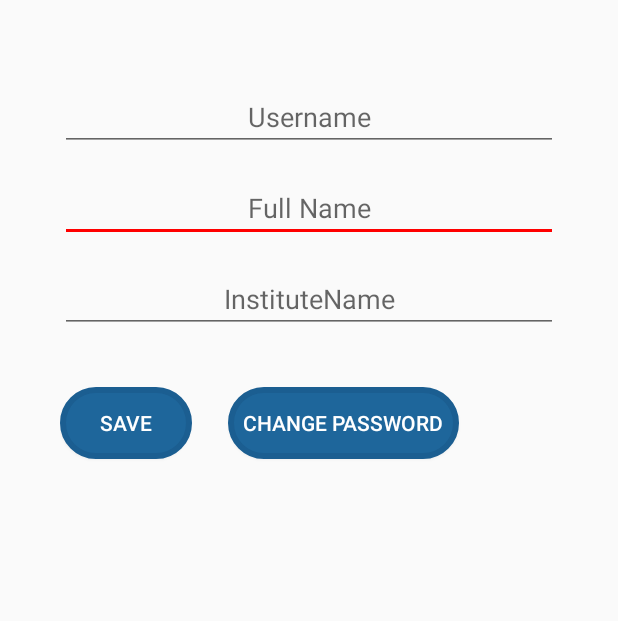
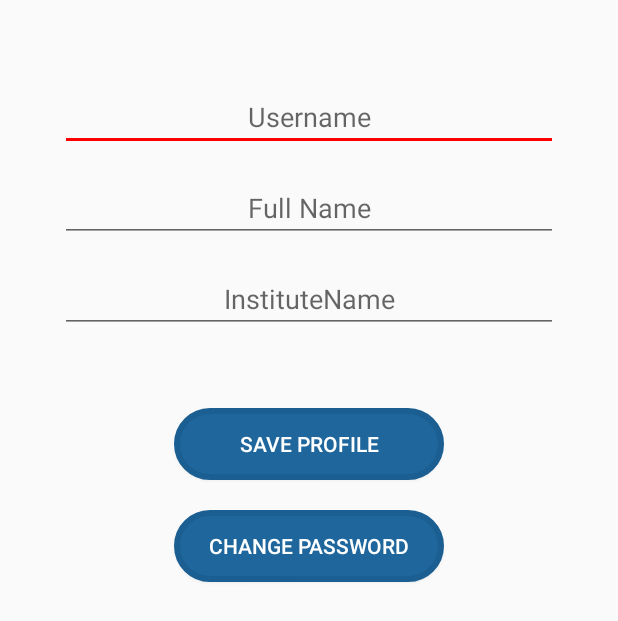
Before and after one commit to kunalkhedkar/Notifier, an Android app: the layout activity_head_profile.xml on its own in the app's theme, with its tools: preview values and no code run, on a phone screen of 412 x 824 dp. Shown: the top 621 px of the screen. Run offline under Robolectric (Android 15) with nearby library versions, the phone set to English and light mode, and no system bars.

```diff
--- a/app/src/main/java/com/example/kaushal/notifier/ViewTeacherActivity.java
+++ b/app/src/main/java/com/example/kaushal/notifier/ViewTeacherActivity.java
@@ -153,9 +153,5 @@ public class ViewTeacherActivity extends AppCompatActivity implements AdapterVie
             }
         });
 
-
-
-
-
     }
 }
--- a/app/src/main/res/layout/activity_change_password.xml
+++ b/app/src/main/res/layout/activity_change_password.xml
@@ -8,6 +8,7 @@
     tools:context="com.example.kaushal.notifier.ChangePassword">
 
     <EditText
+        android:inputType="textPassword"
         android:gravity="center"
         android:hint="Old Password"
         android:id="@+id/oldpassword"
@@ -15,7 +16,7 @@
         android:layout_height="wrap_content" />
 
     <EditText
-
+        android:inputType="textPassword"
         android:layout_marginTop="10dp"
         android:gravity="center"
         android:id="@+id/newpassword"
@@ -23,7 +24,9 @@
         android:layout_width="match_parent"
         android:layout_height="wrap_content"
         android:layout_below="@id/oldpassword"/>
+
     <EditText
+        android:inputType="textPassword"
         android:gravity="center"
         android:layout_marginTop="10dp"
         android:layout_below="@id/newpassword"
--- a/app/src/main/res/layout/activity_head_profile.xml
+++ b/app/src/main/res/layout/activity_head_profile.xml
@@ -7,7 +7,6 @@
     android:padding="40dp"
     tools:context="com.example.kaushal.notifier.HeadProfileActivity">
   <EditText
-      android:focusable="false"
       android:gravity="center"
       android:layout_marginTop="15dp"
       android:id="@+id/headUsername"
@@ -31,31 +30,41 @@
         android:hint="InstituteName"
         android:layout_width="match_parent"
         android:layout_height="wrap_content" />
-    <Button
+
+  <Button
+      android:layout_marginTop="50dp"
         android:textColor="#ffffff"
         android:background="@drawable/button_color"
         android:onClick="save"
         android:id="@+id/save"
-        android:text="save"
-        android:layout_width="wrap_content"
+        android:text="save profile"
+      android:layout_centerHorizontal="true"
+        android:layout_width="180dp"
         android:layout_height="wrap_content"
         android:layout_below="@id/InstituteName"
-        android:layout_alignParentLeft="true"
-        android:layout_alignParentStart="true"
-        android:layout_marginTop="36dp" />
+ />
 
     <Button
+        android:id="@+id/changePassword"
+        android:layout_marginTop="20dp"
+        android:layout_below="@id/save"
+        android:layout_centerHorizontal="true"
         android:textColor="#ffffff"
         android:background="@drawable/button_color"
         android:onClick="changePassword"
         android:text="change password"
-        android:layout_width="wrap_content"
+        android:layout_width="180dp"
         android:layout_height="wrap_content"
-        android:layout_marginLeft="24dp"
-        android:layout_marginStart="24dp"
-        android:layout_alignBaseline="@+id/save"
-        android:layout_alignBottom="@+id/save"
-        android:layout_toRightOf="@+id/save"
-        android:layout_toEndOf="@+id/save" />
+      />
+
+
+  <ProgressBar
+      android:id="@+id/ProgressBar"
+      android:visibility="gone"
+      android:layout_marginTop="30dp"
+      android:layout_centerHorizontal="true"
+      android:layout_below="@id/changePassword"
+      android:layout_width="wrap_content"
+      android:layout_height="wrap_content" />
 
 </RelativeLayout>
```
Also changed, not shown: app/src/main/java/com/example/kaushal/notifier/ChangePassword.java (+55 -15 lines), app/src/main/java/com/example/kaushal/notifier/HeadProfileActivity.java (+85 -22 lines), app/src/main/java/com/example/kaushal/notifier/LoginActivity.java (+41 -26 lines), app/src/main/java/com/example/kaushal/notifier/RegisterActivity.java (+27 -26 lines), app/src/main/java/com/example/kaushal/notifier/SplashActivity.java (+8 -2 lines), app/src/main/java/com/example/kaushal/notifier/TeacherNaviActivity.java (+9 -1 lines).
